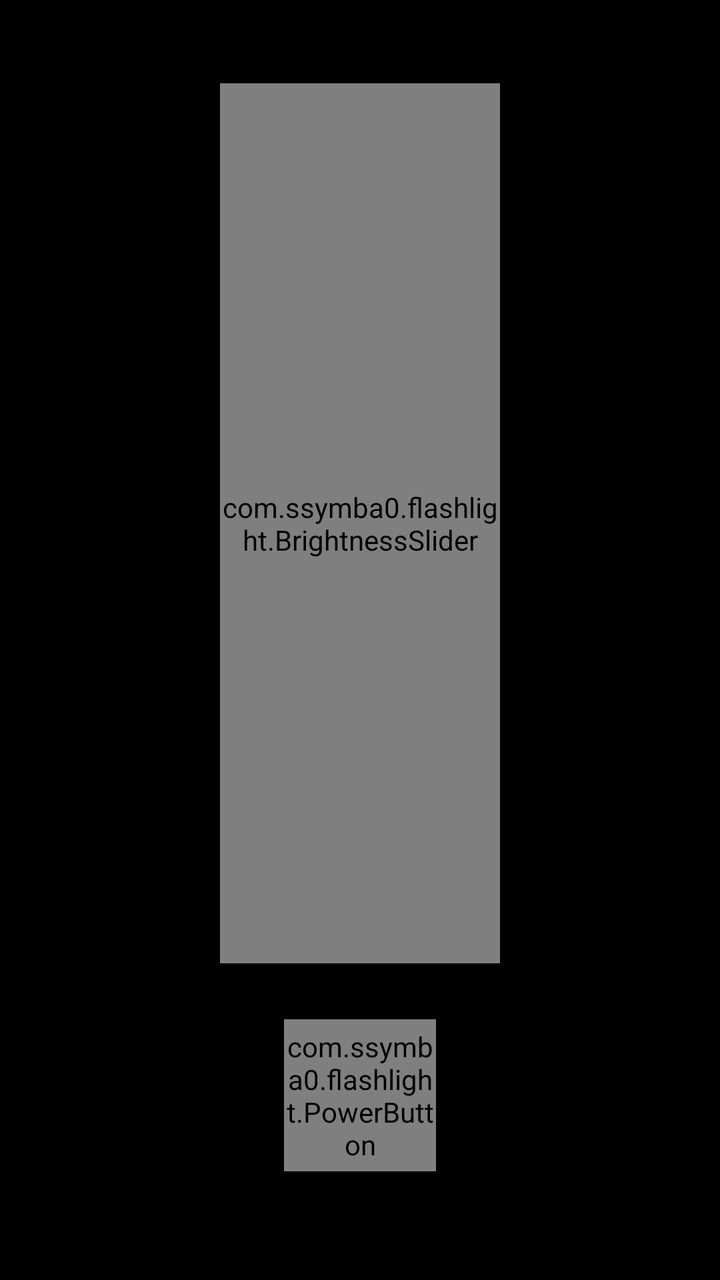
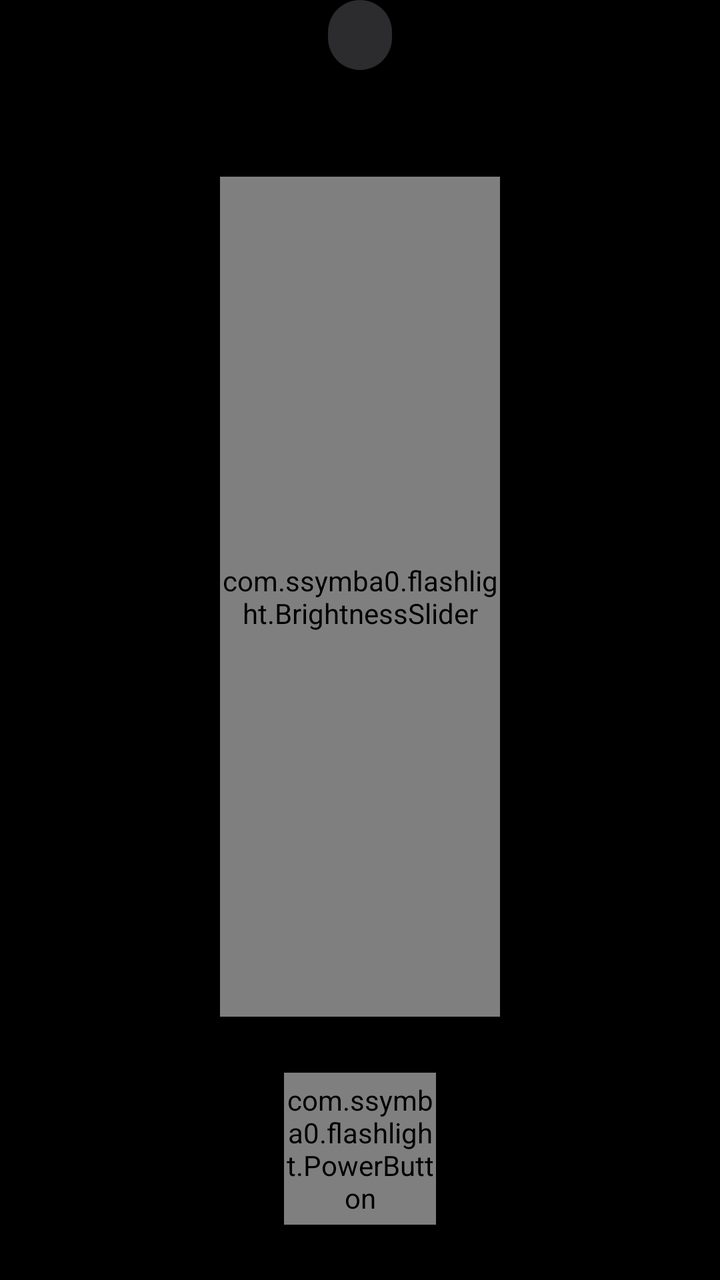

Two renders of the same Android screen: before a commit and after it. Below are the layout's source before the change and the commit's diff.
<!-- AndroidManifest.xml: application theme Theme.Flashlight -->
<!-- res/layout/activity_main.xml -->
<?xml version="1.0" encoding="utf-8"?>
<LinearLayout xmlns:android="http://schemas.android.com/apk/res/android"
    android:id="@+id/root"
    android:layout_width="match_parent"
    android:layout_height="match_parent"
    android:background="@android:color/black"
    android:gravity="center"
    android:orientation="vertical">

    <TextView
        android:id="@+id/percent"
        android:layout_width="wrap_content"
        android:layout_height="wrap_content"
        android:layout_marginBottom="4dp"
        android:fontFeatureSettings="tnum"
        android:textColor="#E6FFFFFF"
        android:textSize="22sp"
        android:textStyle="bold" />

    <com.ssymba0.flashlight.BrightnessSlider
        android:id="@+id/slider"
        android:layout_width="140dp"
        android:layout_height="440dp" />

    <com.ssymba0.flashlight.PowerButton
        android:id="@+id/power"
        android:layout_width="76dp"
        android:layout_height="76dp"
        android:layout_marginTop="28dp" />

    <TextView
        android:id="@+id/info"
        android:layout_width="wrap_content"
        android:layout_height="wrap_content"
        android:layout_marginTop="28dp"
        android:gravity="center"
        android:paddingHorizontal="40dp"
        android:textColor="#8E8E93"
        android:textSize="13sp" />
</LinearLayout>
<!-- resources referenced by this layout -->
<resources>
  <style name="Theme.Flashlight" parent="android:Theme.Material.NoActionBar">
          <item name="android:windowBackground">@android:color/black</item>
          <item name="android:colorBackground">@android:color/black</item>
          <item name="android:colorAccent">@android:color/white</item>
          <item name="android:windowLightStatusBar">false</item>
          <item name="android:windowLightNavigationBar">false</item>
          <item name="android:statusBarColor">@android:color/transparent</item>
          <item name="android:navigationBarColor">@android:color/transparent</item>
      </style>
</resources>

<!-- the commit's change to res/layout/activity_main.xml (unified diff, before → after) -->
@@ -6,6 +6,17 @@
     android:background="@android:color/black"
     android:gravity="center"
     android:orientation="vertical">
+
+    <TextView
+        android:id="@+id/smooth"
+        android:layout_width="wrap_content"
+        android:layout_height="wrap_content"
+        android:layout_marginBottom="20dp"
+        android:background="@drawable/chip"
+        android:paddingHorizontal="16dp"
+        android:paddingVertical="8dp"
+        android:textColor="#FFFFFFFF"
+        android:textSize="14sp" />
 
     <TextView
         android:id="@+id/percent"
@@ -20,7 +31,7 @@
     <com.ssymba0.flashlight.BrightnessSlider
         android:id="@+id/slider"
         android:layout_width="140dp"
-        android:layout_height="440dp" />
+        android:layout_height="420dp" />
 
     <com.ssymba0.flashlight.PowerButton
         android:id="@+id/power"
<!-- resource entries referenced after the edit -->
@@ -1,5 +1,15 @@
 <!-- resources referenced by this layout -->
 <resources>
+  <!-- drawable chip (drawable) -->
+  <?xml version="1.0" encoding="utf-8"?>
+  <ripple xmlns:android="http://schemas.android.com/apk/res/android" android:color="#33FFFFFF">
+      <item>
+          <shape android:shape="rectangle">
+              <solid android:color="#2C2C2E" />
+              <corners android:radius="100dp" />
+          </shape>
+      </item>
+  </ripple>
   <style name="Theme.Flashlight" parent="android:Theme.Material.NoActionBar">
           <item name="android:windowBackground">@android:color/black</item>
           <item name="android:colorBackground">@android:color/black</item>
